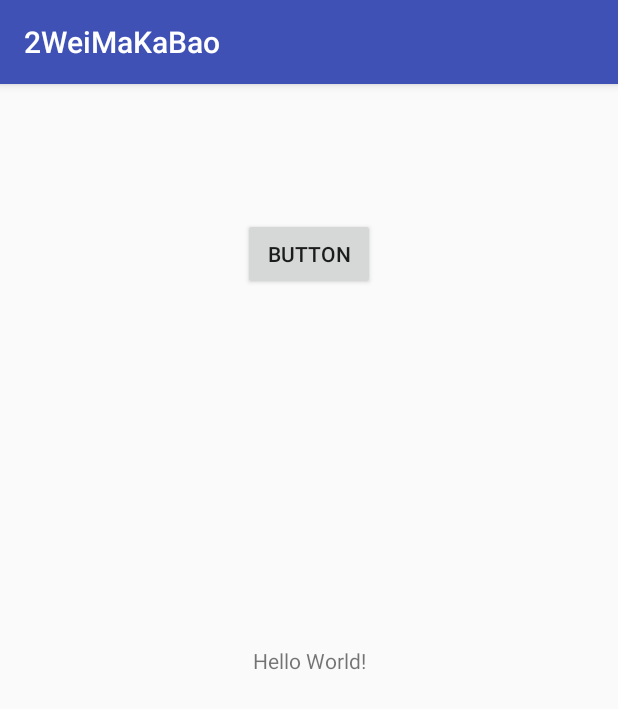
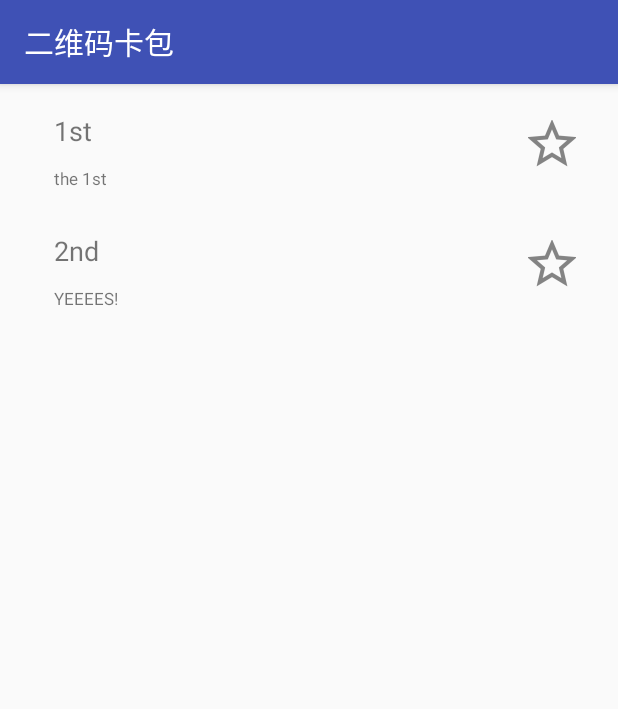
Before and after one commit to Xiao-pei/2WeiMaKaBao, an Android app: the screen it shows after launch (MainActivity), on a phone screen of 412 x 824 dp. Shown: the top 709 px of the screen. Run offline under Robolectric (Android 15) with nearby library versions, the phone set to English and light mode, and no system bars.

Commit message:
Created a main activity with a RecyclerView

```diff
--- /dev/null
+++ b/app/src/main/java/com/a1466387944/a2weimakabao/AdapterMain.java
@@ -0,0 +1,61 @@
+package com.a1466387944.a2weimakabao;
+
+import android.content.Context;
+import android.support.v7.widget.RecyclerView;
+import android.view.LayoutInflater;
+import android.view.View;
+import android.view.ViewGroup;
+import android.widget.ImageButton;
+import android.widget.TextView;
+
+import java.util.ArrayList;
+
+public class AdapterMain extends RecyclerView.Adapter<AdapterMain.MyViewHolder> {
+    ArrayList<String> names = new ArrayList<>();
+    ArrayList<String> infos = new ArrayList<>();
+    ArrayList<Boolean> stard = new ArrayList<>();
+
+    public static class MyViewHolder extends RecyclerView.ViewHolder {
+        public TextView name_textview;
+        public TextView info_textview;
+        public ImageButton star_button;
+        public MyViewHolder(View v) {
+            super(v);
+        }
+    }
+
+    public AdapterMain(BarcodeClass[] barcodes){
+        for (int i = 0; i < barcodes.length; i++){
+            names.add(barcodes[i].getName());
+            stard.add(barcodes[i].getIsStared());
+            if (barcodes[i].getInfo()!=null)
+                infos.add(barcodes[i].getInfo());
+            else infos.add(" ");
+        }
+    }
+
+    @Override
+    public AdapterMain.MyViewHolder onCreateViewHolder(ViewGroup parent,
+                                                        int viewType) {
+        View view = LayoutInflater.from(parent.getContext()).inflate(R.layout.list_item_main,
+                parent,false);
+        MyViewHolder myViewHolder = new MyViewHolder(view);
+        myViewHolder.info_textview = view.findViewById(R.id.text_info_item);
+        myViewHolder.name_textview = view.findViewById(R.id.text_name_item);
+        myViewHolder.star_button = view.findViewById(R.id.button_star);
+        return myViewHolder;
+    }
+
+    @Override
+    public void onBindViewHolder(MyViewHolder holder, int position) {
+        // - get element from your dataset at this position
+        // - replace the contents of the view with that element
+       holder.name_textview.setText(names.get(position));
+       holder.info_textview.setText(infos.get(position));
+    }
+
+    @Override
+    public int getItemCount() {
+        return names.size();
+    }
+}
--- /dev/null
+++ b/app/src/main/java/com/a1466387944/a2weimakabao/BarcodeClass.java
@@ -0,0 +1,64 @@
+package com.a1466387944.a2weimakabao;
+
+import android.graphics.Bitmap;
+import android.support.annotation.Nullable;
+
+import java.util.Date;
+
+public class BarcodeClass {
+    private Bitmap barcode_bitbap;
+    private String name;
+    private String info;
+    private Boolean is_stared;
+    private Date created;
+    private int expire; //Expire time in secs;
+
+    public BarcodeClass(Bitmap bitmap, String name, @Nullable String info ) {
+        barcode_bitbap = bitmap;
+        this.name = name;
+        this.info = info;
+        created = new Date();
+        is_stared = false;
+    }
+
+    public BarcodeClass(Bitmap bitmap, String name, @Nullable String info, int expire ) {
+        barcode_bitbap = bitmap;
+        this.name = name;
+        this.info = info;
+        created = new Date();
+        this.expire = expire;
+        is_stared = false;
+    }
+
+    public void setIsStared(Boolean is_stared) {
+        this.is_stared = is_stared;
+    }
+
+    public void setInfo(String info) {
+        this.info = info;
+    }
+
+    public void setExpire(int expire) {
+        this.expire = expire;
+    }
+
+    public Boolean getIsStared() {
+        return is_stared;
+    }
+
+    public String getName() {
+        return name;
+    }
+
+    public String getInfo() {
+        return info;
+    }
+
+    public Bitmap getBarcode() {
+        return barcode_bitbap;
+    }
+
+    public int getExpire() {
+        return expire;
+    }
+}
--- a/app/src/main/java/com/a1466387944/a2weimakabao/MainActivity.java
+++ b/app/src/main/java/com/a1466387944/a2weimakabao/MainActivity.java
@@ -2,12 +2,27 @@ package com.a1466387944.a2weimakabao;
 
 import android.support.v7.app.AppCompatActivity;
 import android.os.Bundle;
+import android.support.v7.widget.LinearLayoutManager;
+import android.support.v7.widget.RecyclerView;
+import android.support.v7.widget.Toolbar;
 
 public class MainActivity extends AppCompatActivity {
+
+    RecyclerView recyclerView;
 
     @Override
     protected void onCreate(Bundle savedInstanceState) {
         super.onCreate(savedInstanceState);
         setContentView(R.layout.activity_main);
+        Toolbar toolbar = findViewById(R.id.toolbar_main);
+        setSupportActionBar(toolbar);
+        BarcodeClass[] barcodeClasses = new BarcodeClass[2];
+        barcodeClasses[0] = new BarcodeClass(null,"1st","the 1st");
+        barcodeClasses[1] = new BarcodeClass(null,"2nd","YEEEES!");
+        AdapterMain adapterMain = new AdapterMain(barcodeClasses);
+
+        recyclerView = findViewById(R.id.recyclerview_main);
+        recyclerView.setLayoutManager(new LinearLayoutManager(this));
+        recyclerView.setAdapter(adapterMain);
     }
 }
--- a/app/src/main/res/layout/activity_main.xml
+++ b/app/src/main/res/layout/activity_main.xml
@@ -1,30 +1,29 @@
 <?xml version="1.0" encoding="utf-8"?>
-<android.support.constraint.ConstraintLayout
+<android.support.design.widget.CoordinatorLayout
         xmlns:android="http://schemas.android.com/apk/res/android"
         xmlns:tools="http://schemas.android.com/tools"
         xmlns:app="http://schemas.android.com/apk/res-auto"
         android:layout_width="match_parent"
         android:layout_height="match_parent"
+        android:orientation="vertical"
         tools:context=".MainActivity">
 
-    <TextView
-            android:layout_width="wrap_content"
+    <android.support.design.widget.AppBarLayout
+            android:layout_width="match_parent"
             android:layout_height="wrap_content"
-            android:text="Hello World!"
-            app:layout_constraintBottom_toBottomOf="parent"
-            app:layout_constraintLeft_toLeftOf="parent"
-            app:layout_constraintRight_toRightOf="parent"
-            app:layout_constraintTop_toTopOf="parent"
-            android:id="@+id/textView"/>
+            android:theme="@style/ThemeOverlay.AppCompat.Dark.ActionBar">
+        <android.support.v7.widget.Toolbar
+                android:id="@+id/toolbar_main"
+                android:layout_width="match_parent"
+                android:layout_height="?attr/actionBarSize"
+                app:layout_scrollFlags="scroll|enterAlways"/>
+    </android.support.design.widget.AppBarLayout>
 
-    <Button
-            android:text="Button"
-            android:layout_width="wrap_content"
-            android:layout_height="wrap_content"
-            android:id="@+id/button"
-            app:layout_constraintTop_toTopOf="parent"
-            app:layout_constraintStart_toStartOf="parent"
-            android:layout_marginTop="89dp"
-            app:layout_constraintEnd_toEndOf="parent"/>
+ <android.support.v7.widget.RecyclerView
+         android:layout_width="match_parent"
+         android:layout_height="match_parent"
+         android:id="@+id/recyclerview_main"
+         android:scrollbars="vertical"
+         app:layout_behavior="@string/appbar_scrolling_view_behavior"/>
 
-</android.support.constraint.ConstraintLayout>
+</android.support.design.widget.CoordinatorLayout>
--- /dev/null
+++ b/app/src/main/res/layout/list_item_main.xml
@@ -0,0 +1,45 @@
+<?xml version="1.0" encoding="utf-8"?>
+<android.support.constraint.ConstraintLayout
+        xmlns:android="http://schemas.android.com/apk/res/android"
+        xmlns:app="http://schemas.android.com/apk/res-auto"
+        xmlns:tools="http://schemas.android.com/tools"
+        android:layout_width="match_parent"
+        android:layout_height="80dp">
+
+    <TextView
+            android:text="TextView"
+            android:layout_width="250dp"
+            android:layout_height="25dp"
+            android:id="@+id/text_name_item"
+            app:layout_constraintTop_toTopOf="parent"
+            app:layout_constraintStart_toStartOf="parent"
+            android:layout_marginStart="36dp"
+            app:layout_constraintVertical_bias="0.313"
+            android:layout_marginTop="9dp"
+            android:layout_marginBottom="2dp"
+            android:textSize="18sp"
+            app:layout_constraintBottom_toTopOf="@+id/text_info_item"/>
+
+    <TextView
+            android:text="TextView"
+            android:layout_width="250dp"
+            android:layout_height="15dp"
+            android:id="@+id/text_info_item"
+            android:textAppearance="@android:style/TextAppearance.Material.Small"
+            app:layout_constraintStart_toStartOf="@+id/text_name_item"
+            app:layout_constraintBottom_toBottomOf="parent"
+            android:textSize="11sp"
+            app:layout_constraintTop_toBottomOf="@+id/text_name_item"/>
+
+    <ImageButton
+            android:layout_width="wrap_content"
+            android:layout_height="wrap_content"
+            app:srcCompat="@drawable/ic_star_empty"
+            android:id="@+id/button_star"
+            app:layout_constraintTop_toTopOf="parent"
+            app:layout_constraintBottom_toBottomOf="parent"
+            android:layout_marginEnd="28dp"
+            android:background="@color/transparent"
+            app:layout_constraintEnd_toEndOf="parent"/>
+
+</android.support.constraint.ConstraintLayout>
--- a/app/src/main/res/values/colors.xml
+++ b/app/src/main/res/values/colors.xml
@@ -3,4 +3,5 @@
     <color name="colorPrimary">#3F51B5</color>
     <color name="colorPrimaryDark">#303F9F</color>
     <color name="colorAccent">#FF4081</color>
+    <color name="transparent">#00ffffff</color>
 </resources>
--- a/app/src/main/res/values/strings.xml
+++ b/app/src/main/res/values/strings.xml
@@ -1,3 +1,3 @@
 <resources>
-    <string name="app_name">2WeiMaKaBao</string>
+    <string name="app_name">二维码卡包</string>
 </resources>
--- a/app/src/main/res/values/styles.xml
+++ b/app/src/main/res/values/styles.xml
@@ -1,7 +1,7 @@
 <resources>
 
     <!-- Base application theme. -->
-    <style name="AppTheme" parent="Theme.AppCompat.Light.DarkActionBar">
+    <style name="AppTheme" parent="Theme.AppCompat.Light.NoActionBar">
         <!-- Customize your theme here. -->
         <item name="colorPrimary">@color/colorPrimary</item>
         <item name="colorPrimaryDark">@color/colorPrimaryDark</item>
```
Also changed, not shown: app/src/main/res/drawable-hdpi/ic_star_empty.png (added), app/src/main/res/drawable-mdpi/ic_star_empty.png (added), app/src/main/res/drawable-xhdpi/ic_star_empty.png (added), app/src/main/res/drawable-xxhdpi/ic_star_empty.png (added).
